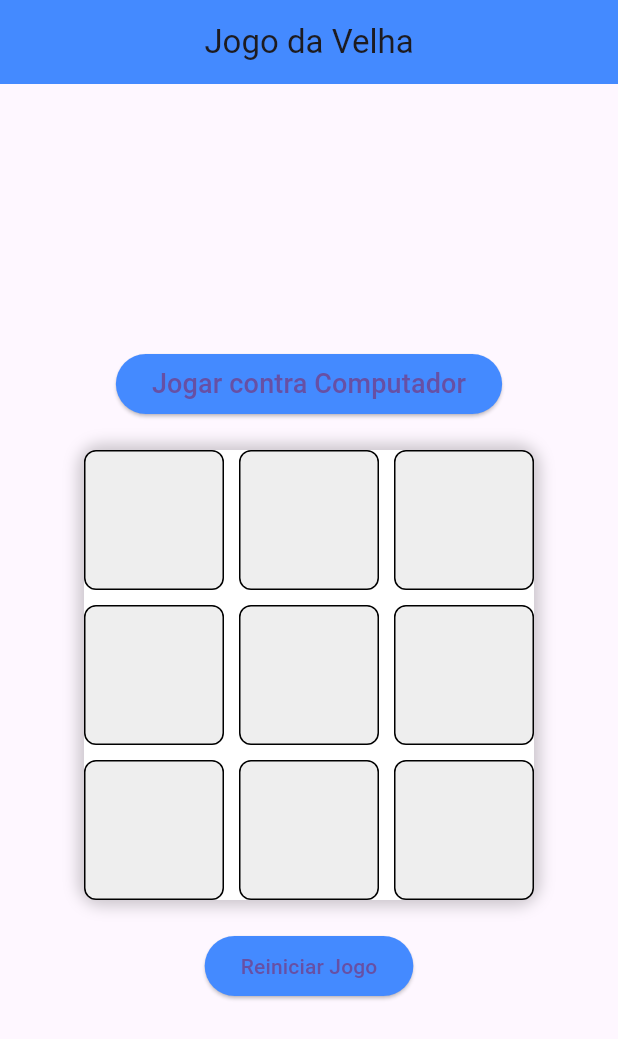
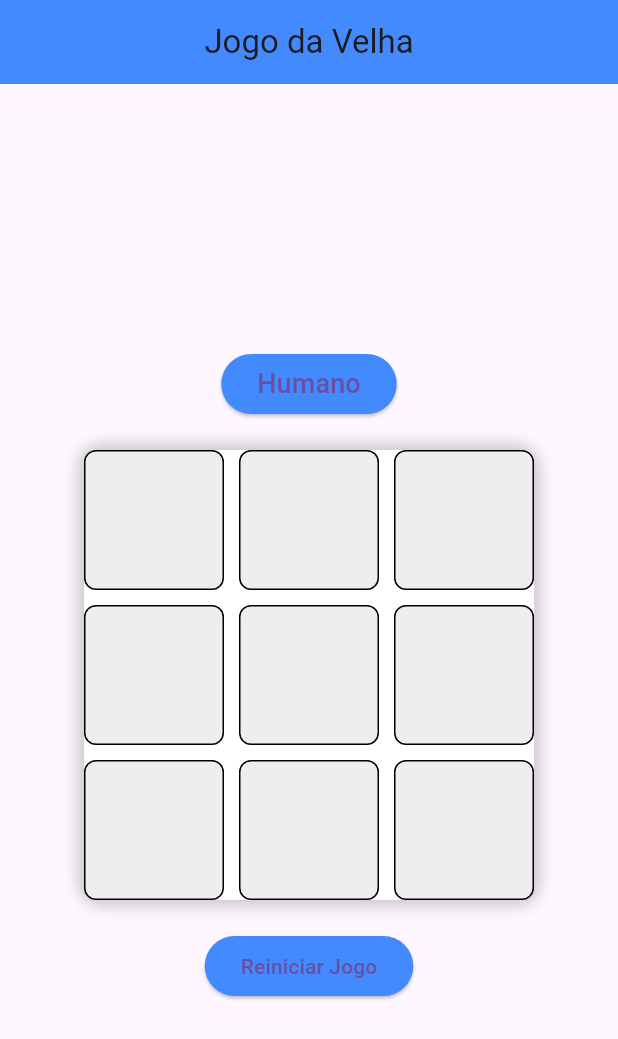
Before and after one commit to MichelleHoller/app-jogo-da-velha, a Flutter app: the screen it shows after launch, on a phone screen of 412 x 824 dp. Shown: the top 1039 px of the screen. Run offline on Flutter 3.47's test engine with Material 3 defaults, Android fonts, the phone set to English and light mode, and no system bars.

Commit message:
Update jogo_da_velha.dart

```diff
--- a/lib/componentes/jogo_da_velha.dart
+++ b/lib/componentes/jogo_da_velha.dart
@@ -190,7 +190,7 @@ class _JogoDaVelhaState extends State<JogoDaVelha> {
         backgroundColor: Colors.blueAccent,
       ),
       child: Text(
-        _isVsComputer ? 'Jogar contra Humano' : 'Jogar contra Computador',
+        _isVsComputer ? 'Computador' : 'Humano',
         style: const TextStyle(fontSize: 18),
       ),
     );
```
